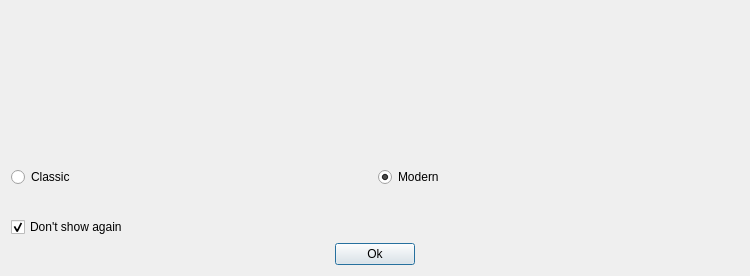
alphaonex86/Ultracopier, file OSSpecific.ui: the form before one commit.
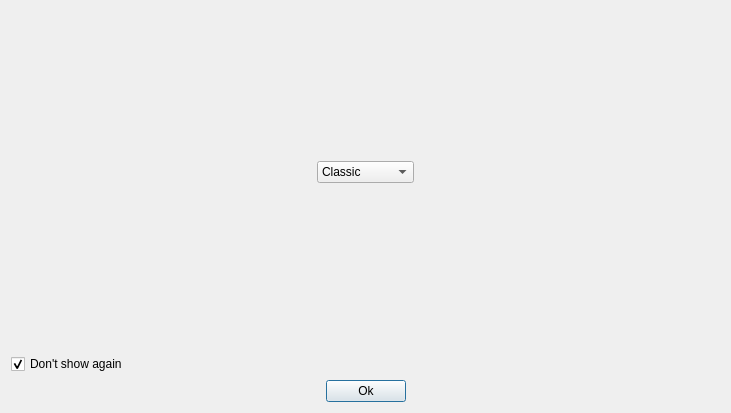
The form after the commit. Icons and pictures are not drawn.

The edit to the form file:
```diff
--- a/OSSpecific.ui
+++ b/OSSpecific.ui
@@ -6,8 +6,8 @@
    <rect>
     <x>0</x>
     <y>0</y>
-    <width>750</width>
-    <height>276</height>
+    <width>731</width>
+    <height>413</height>
    </rect>
   </property>
   <property name="sizePolicy">
@@ -18,7 +18,7 @@
   </property>
   <property name="minimumSize">
    <size>
-    <width>750</width>
+    <width>380</width>
     <height>0</height>
    </size>
   </property>
@@ -32,7 +32,10 @@
   <layout class="QVBoxLayout" name="verticalLayout_3">
    <item>
     <widget class="QWidget" name="widgetStyle" native="true">
-     <layout class="QHBoxLayout" name="horizontalLayout_2">
+     <layout class="QVBoxLayout" name="verticalLayout">
+      <property name="spacing">
+       <number>0</number>
+      </property>
       <property name="leftMargin">
        <number>0</number>
       </property>
@@ -46,7 +49,7 @@
        <number>0</number>
       </property>
       <item>
-       <layout class="QVBoxLayout" name="verticalLayout">
+       <layout class="QHBoxLayout" name="horizontalLayout_3">
         <item>
          <widget class="QLabel" name="label_2">
           <property name="minimumSize">
@@ -67,47 +70,66 @@
          </widget>
         </item>
         <item>
-         <widget class="QRadioButton" name="radioButtonClassic">
-          <property name="text">
-           <string>Classic</string>
+         <spacer name="horizontalSpacer_6">
+          <property name="orientation">
+           <enum>Qt::Horizontal</enum>
           </property>
-         </widget>
+          <property name="sizeHint" stdset="0">
+           <size>
+            <width>40</width>
+            <height>20</height>
+           </size>
+          </property>
+         </spacer>
         </item>
        </layout>
       </item>
       <item>
-       <layout class="QVBoxLayout" name="verticalLayout_2">
+       <layout class="QHBoxLayout" name="horizontalLayout_2">
         <item>
-         <widget class="QLabel" name="label_3">
-          <property name="minimumSize">
-           <size>
-            <width>360</width>
-            <height>150</height>
-           </size>
+         <spacer name="horizontalSpacer_3">
+          <property name="orientation">
+           <enum>Qt::Horizontal</enum>
           </property>
-          <property name="maximumSize">
+          <property name="sizeHint" stdset="0">
            <size>
-            <width>360</width>
-            <height>150</height>
+            <width>40</width>
+            <height>20</height>
            </size>
           </property>
-          <property name="text">
-           <string/>
-          </property>
-          <property name="pixmap">
-           <pixmap resource="resources/ultracopier-resources.qrc">:/ultracopier-oxygen2.png</pixmap>
-          </property>
+         </spacer>
+        </item>
+        <item>
+         <widget class="QComboBox" name="comboBox">
+          <item>
+           <property name="text">
+            <string>Classic</string>
+           </property>
+          </item>
+          <item>
+           <property name="text">
+            <string>Modern</string>
+           </property>
+          </item>
+          <item>
+           <property name="text">
+            <string>Supercopier</string>
+           </property>
+          </item>
          </widget>
         </item>
         <item>
-         <widget class="QRadioButton" name="radioButtonModern">
-          <property name="text">
-           <string>Modern</string>
+         <spacer name="horizontalSpacer_4">
+          <property name="orientation">
+           <enum>Qt::Horizontal</enum>
           </property>
-          <property name="checked">
-           <bool>true</bool>
+          <property name="sizeHint" stdset="0">
+           <size>
+            <width>40</width>
+            <height>20</height>
+           </size>
           </property>
-         </widget>
+         </spacer>
         </item>
        </layout>
       </item>
```
Left out of the diff: 15 changed lines with no effect on the pictures.
